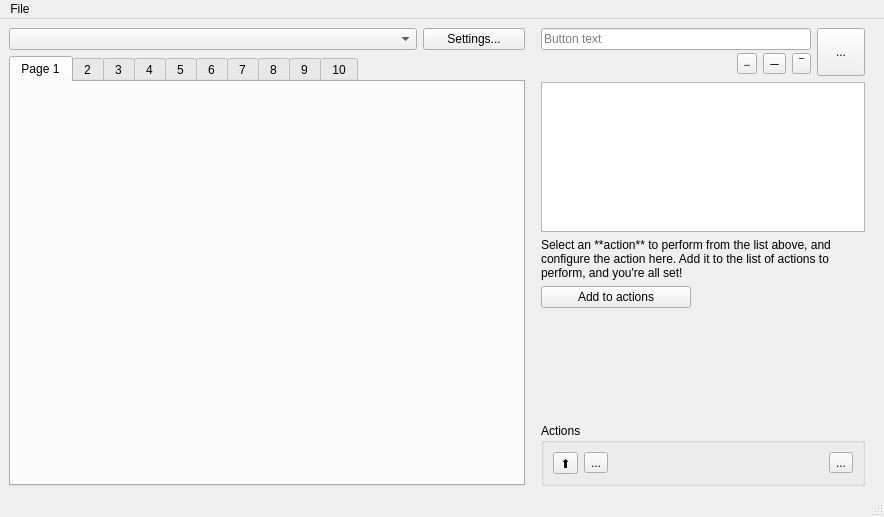
dodgyrabbit/streamdeck-ui, file streamdeck_ui/main.ui: the form before one commit.
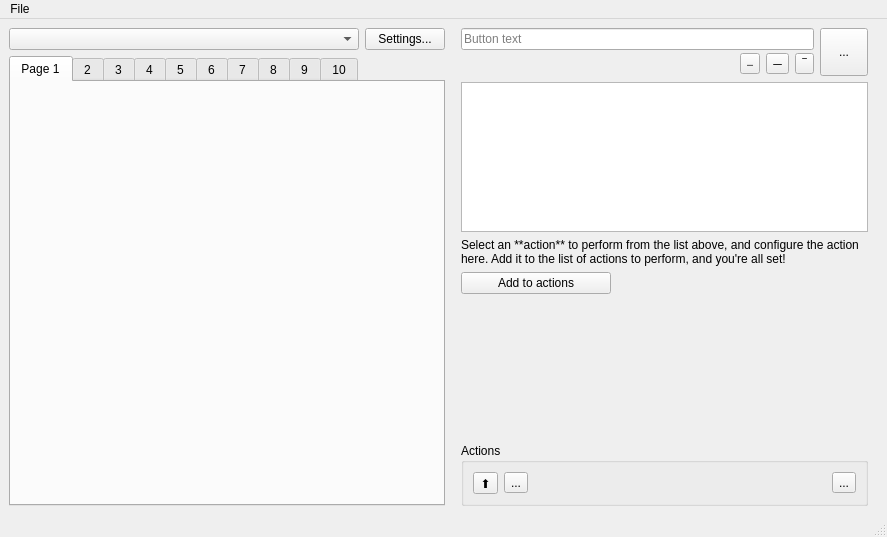
The form after the commit. Icons and pictures are not drawn.

Commit message: Show exact button image and text in UI

Diff of the .ui file:
```diff
--- a/streamdeck_ui/main.ui
+++ b/streamdeck_ui/main.ui
@@ -6,8 +6,8 @@
    <rect>
     <x>0</x>
     <y>0</y>
-    <width>884</width>
-    <height>517</height>
+    <width>887</width>
+    <height>537</height>
    </rect>
   </property>
   <property name="windowTitle">
@@ -18,7 +18,7 @@
     <item>
      <layout class="QVBoxLayout" name="verticalLayout">
       <item>
-       <layout class="QHBoxLayout" name="horizontalLayout" stretch="3,2">
+       <layout class="QHBoxLayout" name="horizontalLayout" stretch="0,2">
         <property name="spacing">
          <number>6</number>
         </property>
@@ -255,6 +255,9 @@
                   <height>64</height>
                  </size>
                 </property>
+                <property name="toolButtonStyle">
+                 <enum>Qt::ToolButtonTextUnderIcon</enum>
+                </property>
                </widget>
               </item>
               <item>
@@ -449,7 +452,7 @@
     <rect>
      <x>0</x>
      <y>0</y>
-     <width>884</width>
+     <width>887</width>
      <height>22</height>
     </rect>
    </property>
```
The commit also changes 4 other files.
